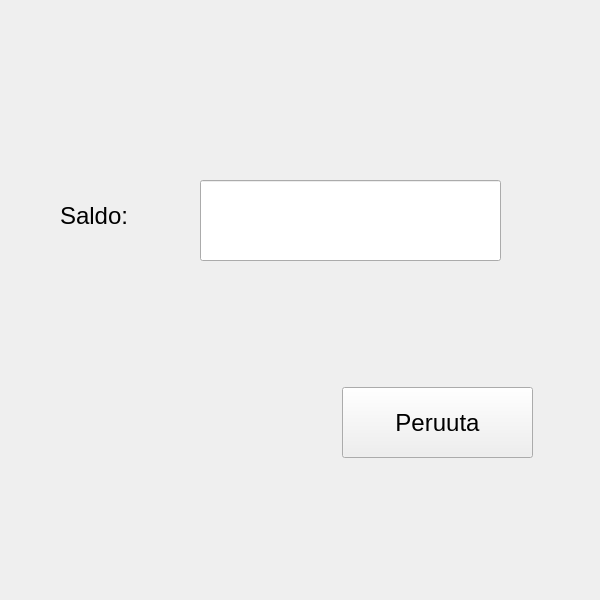
Above: PankkiProjekti/saldo.ui from tvt20kmo-ohjelmistokehitysprojekti/Group8 before the change. Below: the same form after it.
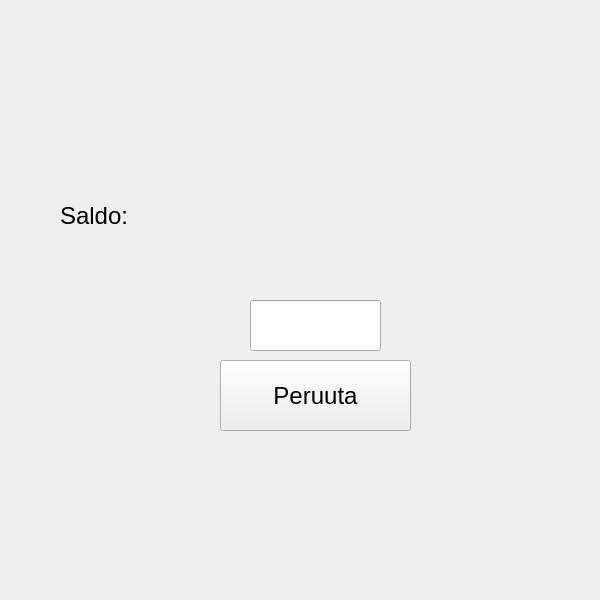
That is the form after the change.

```diff
--- a/PankkiProjekti/saldo.ui
+++ b/PankkiProjekti/saldo.ui
@@ -16,8 +16,8 @@
   <widget class="QPushButton" name="btnPeruutaSaldo">
    <property name="geometry">
     <rect>
-     <x>342</x>
-     <y>387</y>
+     <x>220</x>
+     <y>360</y>
      <width>191</width>
      <height>71</height>
     </rect>
@@ -34,10 +34,10 @@
   <widget class="QLineEdit" name="lineEditSaldo">
    <property name="geometry">
     <rect>
-     <x>200</x>
-     <y>180</y>
-     <width>301</width>
-     <height>81</height>
+     <x>250</x>
+     <y>300</y>
+     <width>131</width>
+     <height>51</height>
     </rect>
    </property>
   </widget>
@@ -59,6 +59,24 @@
     <string>Saldo:</string>
    </property>
   </widget>
+  <widget class="QLabel" name="labelNaytaSaldo">
+   <property name="geometry">
+    <rect>
+     <x>170</x>
+     <y>130</y>
+     <width>371</width>
+     <height>121</height>
+    </rect>
+   </property>
+   <property name="font">
+    <font>
+     <pointsize>18</pointsize>
+    </font>
+   </property>
+   <property name="text">
+    <string/>
+   </property>
+  </widget>
  </widget>
  <resources/>
  <connections/>
```
